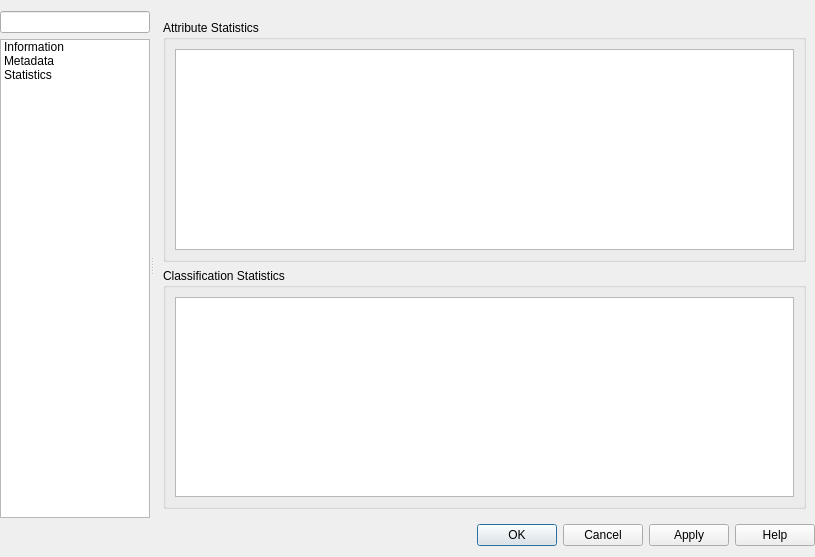
Before: the Qt Designer form src/ui/qgspointcloudlayerpropertiesbase.ui in qgis/QGIS, drawn with Qt 5.
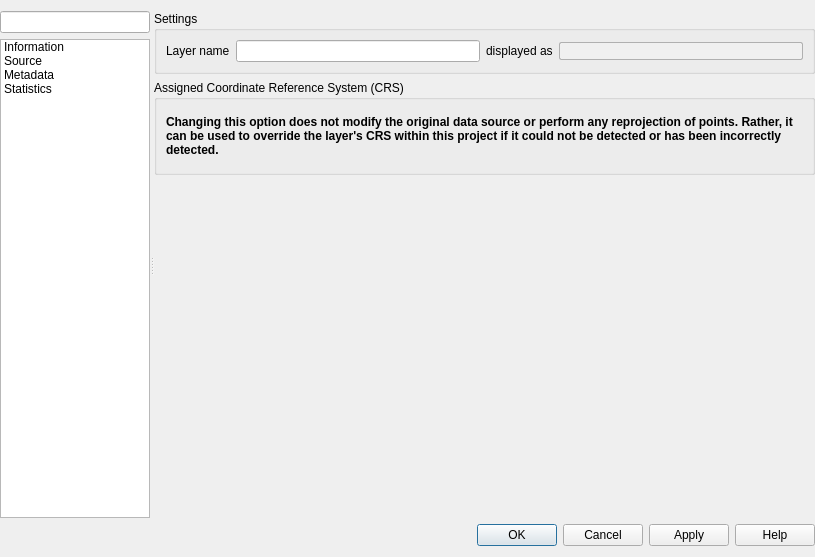
After: the same form once the commit is applied. Icons and pictures are not drawn. Custom widgets are drawn as their Qt base class.

Commit message:
Add a "Source" tab to point cloud layer properties
Matches other layer types, and notably allows the CRS for a point cloud
layer to be reassigned by users

Patch:
```diff
--- a/src/ui/qgspointcloudlayerpropertiesbase.ui
+++ b/src/ui/qgspointcloudlayerpropertiesbase.ui
@@ -110,6 +110,18 @@
             <normaloff>:/images/themes/default/propertyicons/metadata.svg</normaloff>:/images/themes/default/propertyicons/metadata.svg</iconset>
           </property>
          </item>
+         <item>
+          <property name="text">
+           <string>Source</string>
+          </property>
+          <property name="toolTip">
+           <string>Source</string>
+          </property>
+          <property name="icon">
+           <iconset resource="../../images/images.qrc">
+            <normaloff>:/images/themes/default/propertyicons/system.svg</normaloff>:/images/themes/default/propertyicons/system.svg</iconset>
+          </property>
+         </item>
          <item>
           <property name="text">
            <string>Metadata</string>
@@ -176,7 +188,7 @@
           <enum>QFrame::Plain</enum>
          </property>
          <property name="currentIndex">
-          <number>2</number>
+          <number>1</number>
          </property>
          <widget class="QWidget" name="mOptsPage_Information">
           <layout class="QVBoxLayout" name="verticalLayout_4">
@@ -197,6 +209,129 @@
            </item>
           </layout>
          </widget>
+         <widget class="QWidget" name="mOptsPage_Source">
+          <layout class="QVBoxLayout" name="verticalLayout_9">
+           <property name="leftMargin">
+            <number>0</number>
+           </property>
+           <property name="topMargin">
+            <number>0</number>
+           </property>
+           <property name="rightMargin">
+            <number>0</number>
+           </property>
+           <property name="bottomMargin">
+            <number>0</number>
+           </property>
+           <item>
+            <widget class="QgsCollapsibleGroupBox" name="groupBox_60">
+             <property name="title">
+              <string>Settings</string>
+             </property>
+             <layout class="QVBoxLayout" name="verticalLayout_260">
+              <item>
+               <layout class="QHBoxLayout" name="horizontalLayout_13">
+                <item>
+                 <widget class="QLabel" name="label_6">
+                  <property name="text">
+                   <string>Layer name</string>
+                  </property>
+                 </widget>
+                </item>
+                <item>
+                 <widget class="QLineEdit" name="mLayerOrigNameLineEdit"/>
+                </item>
+                <item>
+                 <widget class="QLabel" name="label_2">
+                  <property name="text">
+                   <string>displayed as</string>
+                  </property>
+                 </widget>
+                </item>
+                <item>
+                 <widget class="QLineEdit" name="txtDisplayName">
+                  <property name="enabled">
+                   <bool>true</bool>
+                  </property>
+                  <property name="styleSheet">
+                   <string notr="true">color: #505050;
+background-color: #F0F0F0;
+border: 1px solid #B0B0B0;
+border-radius: 2px;</string>
+                  </property>
+                  <property name="readOnly">
+                   <bool>true</bool>
+                  </property>
+                 </widget>
+                </item>
+               </layout>
+              </item>
+             </layout>
+            </widget>
+           </item>
+           <item>
+            <widget class="QgsCollapsibleGroupBox" name="mCrsGroupBox">
+             <property name="focusPolicy">
+              <enum>Qt::StrongFocus</enum>
+             </property>
+             <property name="title">
+              <string>Assigned Coordinate Reference System (CRS)</string>
+             </property>
+             <property name="checkable">
+              <bool>false</bool>
+             </property>
+             <property name="syncGroup" stdset="0">
+              <string notr="true">vectorgeneral</string>
+             </property>
+             <layout class="QVBoxLayout" name="verticalLayout_28">
+              <property name="spacing">
+               <number>6</number>
+              </property>
+              <item>
+               <widget class="QgsProjectionSelectionWidget" name="mCrsSelector" native="true">
+                <property name="focusPolicy">
+                 <enum>Qt::StrongFocus</enum>
+                </property>
+               </widget>
+              </item>
+              <item>
+               <widget class="QLabel" name="label_7">
+                <property name="text">
+                 <string>&lt;html&gt;&lt;head/&gt;&lt;body&gt;&lt;p&gt;&lt;span style=&quot; font-weight:600;&quot;&gt;Changing this option does not modify the original data source or perform any reprojection of points. Rather, it can be used to override the layer's CRS within this project if it could not be detected or has been incorrectly detected.&lt;/span&gt;&lt;/p&gt;&lt;/body&gt;&lt;/html&gt;</string>
+                </property>
+                <property name="textFormat">
+                 <enum>Qt::RichText</enum>
+                </property>
+                <property name="wordWrap">
+                 <bool>true</bool>
+                </property>
+               </widget>
+              </item>
+              <item>
+               <widget class="Line" name="line_2">
+                <property name="orientation">
+                 <enum>Qt::Vertical</enum>
+                </property>
+               </widget>
+              </item>
+             </layout>
+            </widget>
+           </item>
+           <item>
+            <spacer name="verticalSpacer">
+             <property name="orientation">
+              <enum>Qt::Vertical</enum>
+             </property>
+             <property name="sizeHint" stdset="0">
+              <size>
+               <width>20</width>
+               <height>40</height>
+              </size>
+             </property>
+            </spacer>
+           </item>
+          </layout>
+         </widget>
          <widget class="QWidget" name="mOptsPage_Metadata">
           <layout class="QVBoxLayout" name="verticalLayout_5">
            <property name="leftMargin">
@@ -319,6 +454,12 @@
    <header>qgscollapsiblegroupbox.h</header>
    <container>1</container>
   </customwidget>
+  <customwidget>
+   <class>QgsProjectionSelectionWidget</class>
+   <extends>QWidget</extends>
+   <header>qgsprojectionselectionwidget.h</header>
+   <container>1</container>
+  </customwidget>
  </customwidgets>
  <tabstops>
   <tabstop>mSearchLineEdit</tabstop>
```
The commit also changes 3 other files.
